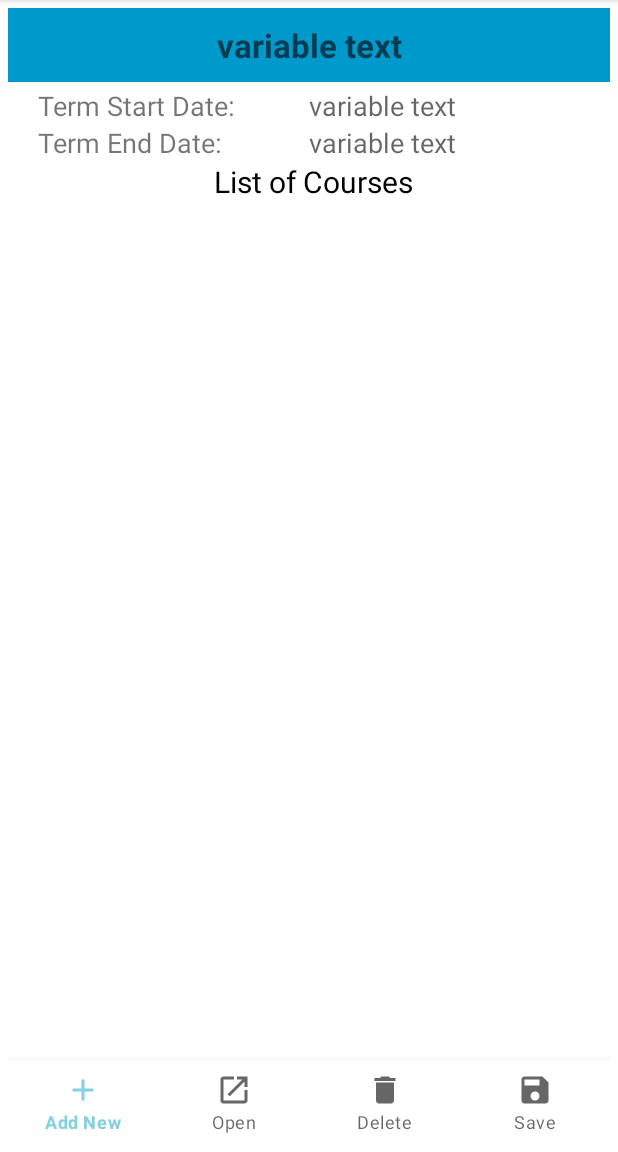
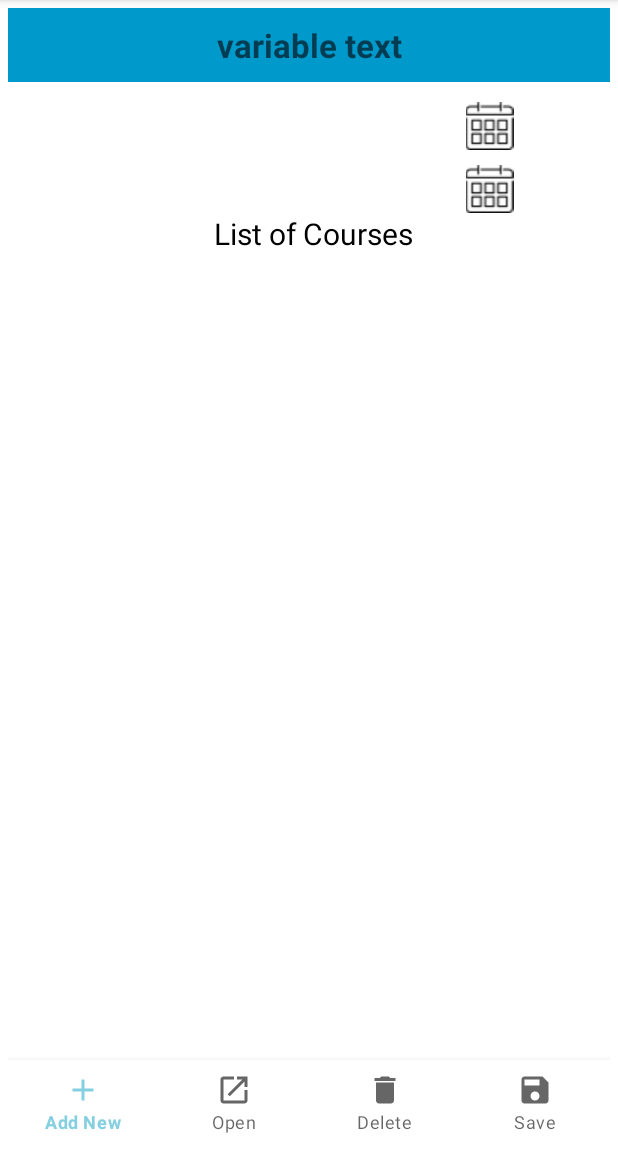
Before and after one commit to leebliss/schoolPlannerMobileApp, an Android app: the TermDetail screen opened directly, with no data from a screen before it, on a phone screen of 412 x 824 dp, the part 84-1236 px from its top. Run offline under Robolectric (Android 15) with nearby library versions, the phone set to English and light mode, and no system bars.

Commit message:
School Planner Mobile App Final project for WGU course C196

```diff
--- a/app/src/main/java/com/example/schoolplanner/CourseDetail.java
+++ b/app/src/main/java/com/example/schoolplanner/CourseDetail.java
@@ -149,11 +149,9 @@ public class CourseDetail extends AppCompatActivity implements AddAssessmentDial
         //set values in edit texts
         textViewStartDate = findViewById(R.id.courseStartDate);
         imageStartCalendar = findViewById(R.id.courseStartCalendar);
-        imageEndCalendar = findViewById(R.id.courseEndCalendar);
-        //String startHolder = "Start Date: "+courseStartDate;
         textViewStartDate.setText(courseStartDate);
         textViewEndDate = findViewById(R.id.courseEndDate);
-        //String endHolder = "End Date: "+courseEndDate;
+        imageEndCalendar = findViewById(R.id.courseEndCalendar);
         textViewEndDate.setText(courseEndDate);
         //set radio buttons from DB
         inProgressRadio = (RadioButton)findViewById(R.id.inProgressRadioButton);
--- a/app/src/main/java/com/example/schoolplanner/TermDetail.java
+++ b/app/src/main/java/com/example/schoolplanner/TermDetail.java
@@ -15,6 +15,7 @@ import android.widget.ArrayAdapter;
 import android.widget.Button;
 import android.widget.DatePicker;
 import android.widget.EditText;
+import android.widget.ImageView;
 import android.widget.ListView;
 import android.widget.TextView;
 import android.widget.Toast;
@@ -39,6 +40,7 @@ public class TermDetail extends AppCompatActivity implements AddCourseDialog.Add
 
     EditText titleText;
     private TextView textViewStartDate, textViewEndDate;
+    private ImageView imageStartCalendar, imageEndCalendar;
     //for date picker
     private int mDate, mMonth, mYear;
     //for bottom navigation menu
@@ -102,9 +104,11 @@ public class TermDetail extends AppCompatActivity implements AddCourseDialog.Add
         titleText.setText(nameOfTermSelected);
         //set start date and end date for term in textviews
         textViewStartDate = findViewById(R.id.termStartDate);
+        imageStartCalendar = findViewById(R.id.termStartCalendar);
         String startHolder = termStartDate;
         textViewStartDate.setText(startHolder);
         textViewEndDate = findViewById(R.id.termEndDate);
+        imageEndCalendar = findViewById(R.id.termEndCalendar);
         String endHolder = termEndDate;
         textViewEndDate.setText(endHolder);
         bottomNavigationView = findViewById(R.id.bottom_navigation);
@@ -123,7 +127,7 @@ public class TermDetail extends AppCompatActivity implements AddCourseDialog.Add
 
         //set listeners
         //listener for start date
-        textViewStartDate.setOnClickListener(new View.OnClickListener() {
+        imageStartCalendar.setOnClickListener(new View.OnClickListener() {
             @Override
             public void onClick(View v) {
                 final Calendar Cal = Calendar.getInstance();
@@ -141,7 +145,7 @@ public class TermDetail extends AppCompatActivity implements AddCourseDialog.Add
             }
         });
         //listener for end date
-        textViewEndDate.setOnClickListener(new View.OnClickListener() {
+        imageEndCalendar.setOnClickListener(new View.OnClickListener() {
             @Override
             public void onClick(View v) {
                 final Calendar Cal = Calendar.getInstance();
--- a/app/src/main/res/layout/activity_assessment_detail.xml
+++ b/app/src/main/res/layout/activity_assessment_detail.xml
@@ -14,8 +14,9 @@
         android:id="@+id/textTitle"
         android:layout_width="match_parent"
         android:layout_height="wrap_content"
+        android:maxLength="25"
         android:background="@android:color/holo_blue_dark"
-        android:hint="variable text"
+        android:hint="Assessment Name"
         android:textSize="22dp"
         android:textColor="@color/white"
         android:textStyle="bold"
--- a/app/src/main/res/layout/activity_course_detail.xml
+++ b/app/src/main/res/layout/activity_course_detail.xml
@@ -23,9 +23,10 @@
                     android:layout_width="0dp"
                     android:layout_height="wrap_content"
                     android:layout_weight="3"
+                    android:maxLength="25"
                     android:layout_marginBottom="3dp"
                     android:gravity="center"
-                    android:hint="variable text"
+                    android:hint="Course Name"
                     android:background="@android:color/holo_blue_dark"
                     android:padding="10dp"
                     android:textColor="@color/white"
@@ -230,6 +231,7 @@
                             android:layout_width="0dp"
                             android:layout_height="wrap_content"
                             android:layout_weight="1"
+                            android:maxLength="25"
                             android:hint="variable text"
                             android:textSize="18dp" />
                     </LinearLayout>
@@ -255,6 +257,7 @@
                             android:layout_width="0dp"
                             android:layout_height="wrap_content"
                             android:layout_weight="1"
+                            android:maxLength="25"
                             android:hint="variable text"
                             android:textSize="18dp" />
                     </LinearLayout>
@@ -280,6 +283,7 @@
                             android:layout_width="0dp"
                             android:layout_height="wrap_content"
                             android:layout_weight="1"
+                            android:maxLength="25"
                             android:hint="variable text"
                             android:textSize="18dp" />
                     </LinearLayout>
--- a/app/src/main/res/layout/activity_term_detail.xml
+++ b/app/src/main/res/layout/activity_term_detail.xml
@@ -12,6 +12,7 @@
         android:id="@+id/textTitle"
         android:layout_width="match_parent"
         android:layout_height="wrap_content"
+        android:maxLength="25"
         android:background="@android:color/holo_blue_dark"
         android:hint="variable text"
         android:textSize="22dp"
@@ -37,58 +38,56 @@
             android:layout_marginRight="10dp">
 
             <LinearLayout
-                android:id="@+id/termStartLayout"
+                android:id="@+id/startDateLayout"
                 android:layout_width="match_parent"
                 android:layout_height="wrap_content"
-                android:layout_marginLeft="10dp"
-                android:layout_marginRight="10dp">
+                android:layout_marginTop="10dp"
+                android:orientation="horizontal">
 
                 <TextView
-                    android:id="@+id/termStartDateTitle"
+                    android:id="@+id/termStartDate"
+                    android:layout_width="100dp"
+                    android:layout_height="wrap_content"
+                    android:layout_weight="1"
+                    android:text="Start Date"
+                    android:textSize="20dp" />
+
+                <ImageView
+                    android:id="@+id/termStartCalendar"
                     android:layout_width="0dp"
                     android:layout_height="wrap_content"
                     android:layout_weight="1"
-                    android:text="Term Start Date: "
-                    android:textSize="18dp" />
+                    android:src="@drawable/calendar_7_32" />
+            </LinearLayout>
+
+            <LinearLayout
+                android:id="@+id/endDateLayout"
+                android:layout_width="match_parent"
+                android:layout_height="wrap_content"
+                android:layout_below="@id/startDateLayout"
+                android:layout_marginTop="10dp"
+                android:orientation="horizontal">
 
                 <TextView
-                    android:id="@+id/termStartDate"
+                    android:id="@+id/termEndDate"
+                    android:layout_width="100dp"
+                    android:layout_height="wrap_content"
+                    android:layout_weight="1"
+                    android:text="End Date"
+                    android:textSize="20dp" />
+
+                <ImageView
+                    android:id="@+id/termEndCalendar"
                     android:layout_width="0dp"
                     android:layout_height="wrap_content"
                     android:layout_weight="1"
-                    android:hint="variable text"
-                    android:textSize="18dp" />
-            </LinearLayout>
-
-            <LinearLayout
-                android:id="@+id/termEndLayout"
-                android:layout_width="match_parent"
-                android:layout_height="wrap_content"
-                android:layout_below="@id/termStartLayout"
-                android:layout_marginLeft="10dp"
-                android:layout_marginRight="10dp">
-
-                <TextView
-                    android:id="@+id/termEndDateTitle"
-                    android:layout_width="0dp"
-                    android:layout_height="wrap_content"
-                    android:layout_weight="1"
-                    android:text="Term End Date: "
-                    android:textSize="18dp" />
-
-                <TextView
-                    android:id="@+id/termEndDate"
-                    android:layout_width="0dp"
-                    android:layout_height="wrap_content"
-                    android:layout_weight="1"
-                    android:hint="variable text"
-                    android:textSize="18dp" />
+                    android:src="@drawable/calendar_7_32" />
             </LinearLayout>
 
             <RelativeLayout
                 android:layout_width="wrap_content"
                 android:layout_height="wrap_content"
-                android:layout_below="@id/termEndLayout"
+                android:layout_below="@id/endDateLayout"
                 android:layout_marginLeft="10dp"
                 android:layout_marginRight="10dp">
 
--- a/app/src/main/res/layout/layout_add_assessment_dialog.xml
+++ b/app/src/main/res/layout/layout_add_assessment_dialog.xml
@@ -20,6 +20,7 @@
                 android:id="@+id/assessmentName"
                 android:layout_width="match_parent"
                 android:layout_height="wrap_content"
+                android:maxLength="25"
                 />
             <LinearLayout
                 android:id="@+id/startDateLayout"
--- a/app/src/main/res/layout/layout_add_course_dialog.xml
+++ b/app/src/main/res/layout/layout_add_course_dialog.xml
@@ -19,6 +19,7 @@
                 android:textSize="20dp"
                 android:hint="Course Name"
                 android:id="@+id/courseName"
+                android:maxLength="25"
                 android:layout_width="match_parent"
                 android:layout_height="wrap_content"
                 />
@@ -173,12 +174,13 @@
                         />
                 </RelativeLayout>
             </LinearLayout>
-                    <EditText
+            <EditText
                 android:textSize="20dp"
                 android:hint="Professor"
                 android:id="@+id/courseProfessor"
                 android:layout_width="match_parent"
                 android:layout_height="wrap_content"
+                android:maxLength="25"
                 android:layout_below="@id/radioAndSwitchLayout"
                 />
             <EditText
@@ -187,6 +189,7 @@
                 android:id="@+id/courseProfessorPhone"
                 android:layout_width="match_parent"
                 android:layout_height="wrap_content"
+                android:maxLength="25"
                 android:layout_below="@id/courseProfessor"
                 />
             <EditText
@@ -195,6 +198,7 @@
                 android:id="@+id/courseProfessorEmail"
                 android:layout_width="match_parent"
                 android:layout_height="wrap_content"
+                android:maxLength="25"
                 android:layout_below="@id/courseProfessorPhone"
                 />
         </RelativeLayout>
```
Also changed, not shown: app/src/main/java/com/example/schoolplanner/AddCourseDialog.java (+45 -12 lines), app/src/main/java/com/example/schoolplanner/AddTermDialog.java (+6 -2 lines), app/src/main/java/com/example/schoolplanner/StartBeforeEndChecker.java (added, +17 -0 lines), app/src/main/res/layout/layout_add_term_dialog.xml (+43 -11 lines).
